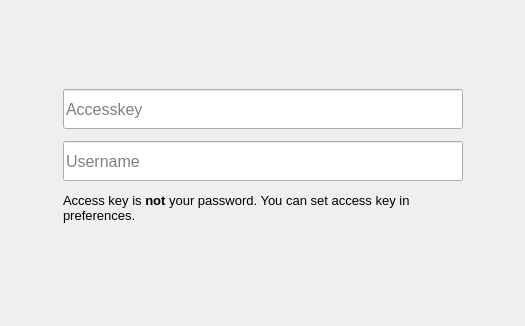
This is src/loginwidget.ui in radszy/ntscout as Qt 5 draws it before an edit. The edited form follows.
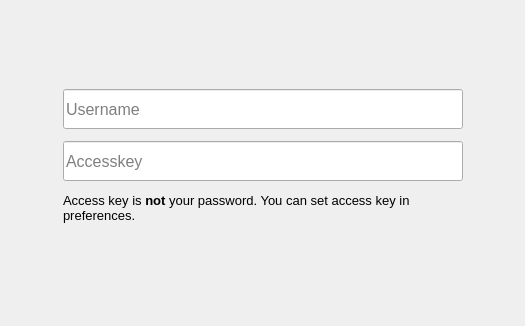
This is the edited form.

```diff
--- a/src/loginwidget.ui
+++ b/src/loginwidget.ui
@@ -57,6 +57,36 @@
        </property>
       </spacer>
      </item>
+     <item>
+      <widget class="QLineEdit" name="usernameField">
+       <property name="sizePolicy">
+        <sizepolicy hsizetype="Expanding" vsizetype="Fixed">
+         <horstretch>0</horstretch>
+         <verstretch>0</verstretch>
+        </sizepolicy>
+       </property>
+       <property name="minimumSize">
+        <size>
+         <width>400</width>
+         <height>40</height>
+        </size>
+       </property>
+       <property name="maximumSize">
+        <size>
+         <width>400</width>
+         <height>16777215</height>
+        </size>
+       </property>
+       <property name="font">
+        <font>
+         <pointsize>12</pointsize>
+        </font>
+       </property>
+       <property name="placeholderText">
+        <string>Username</string>
+       </property>
+      </widget>
+     </item>
      <item>
       <widget class="QLineEdit" name="accessKeyField">
        <property name="sizePolicy">
@@ -90,36 +120,6 @@
        </property>
       </widget>
      </item>
-     <item>
-      <widget class="QLineEdit" name="usernameField">
-       <property name="sizePolicy">
-        <sizepolicy hsizetype="Expanding" vsizetype="Fixed">
-         <horstretch>0</horstretch>
-         <verstretch>0</verstretch>
-        </sizepolicy>
-       </property>
-       <property name="minimumSize">
-        <size>
-         <width>400</width>
-         <height>40</height>
-        </size>
-       </property>
-       <property name="maximumSize">
-        <size>
-         <width>400</width>
-         <height>16777215</height>
-        </size>
-       </property>
-       <property name="font">
-        <font>
-         <pointsize>12</pointsize>
-        </font>
-       </property>
-       <property name="placeholderText">
-        <string>Username</string>
-       </property>
-      </widget>
-     </item>
      <item>
       <widget class="QLabel" name="hintLabel">
        <property name="text">
```
